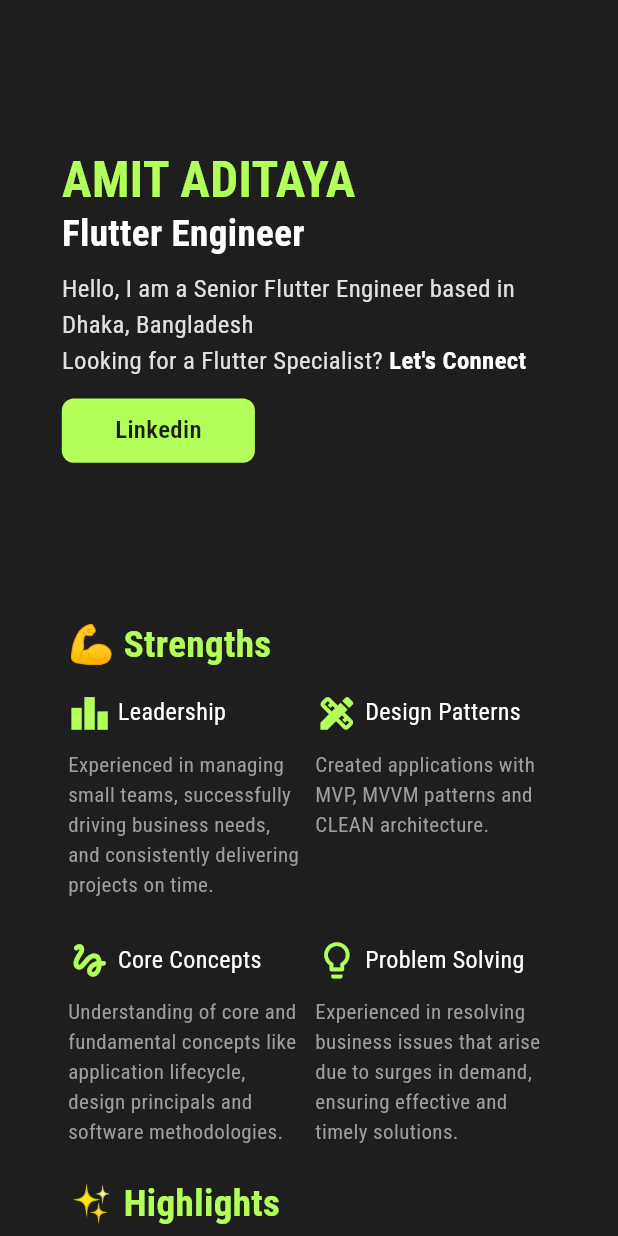
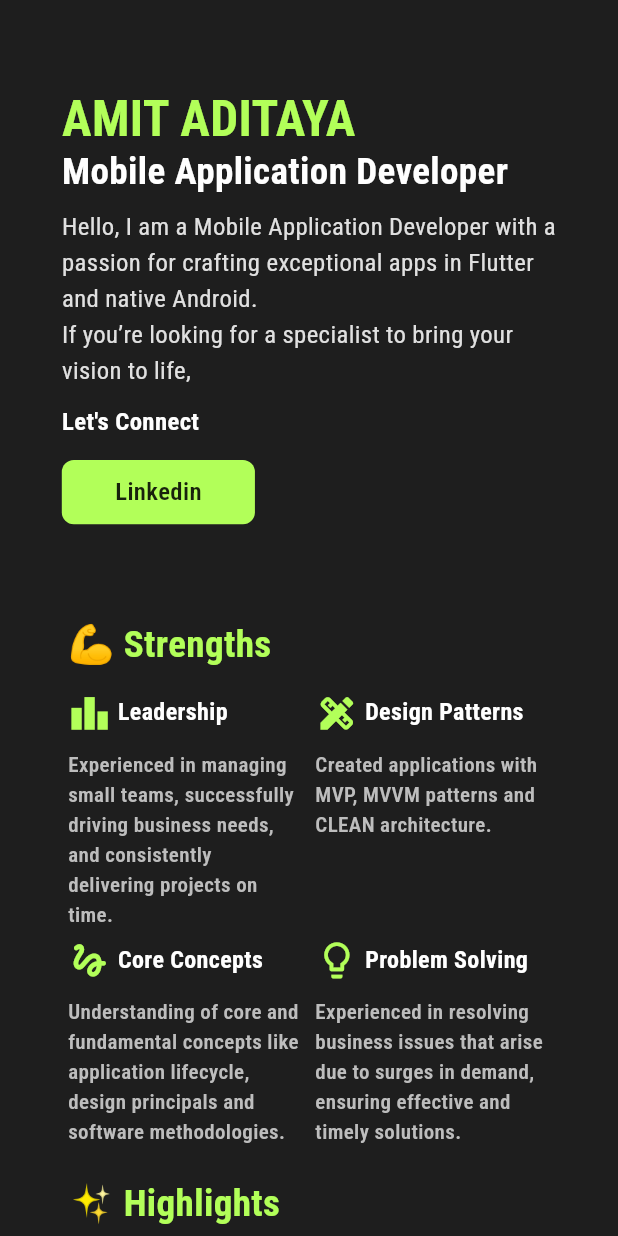
Before and after one commit to Amit-Aditaya/portfolio, a Flutter app: the screen it shows after launch, on a phone screen of 412 x 824 dp. Run offline on Flutter 3.47's test engine with Material 3 defaults, Android fonts, the light colour scheme and no system bars; drawn by our look-alikes of auto_size_text; our stand-ins replace carousel_slider, flutter_screenutil, responsive_framework; missing offline and left inert: scroll_loop_auto_scroll.

Commit message:
hero alignment fixed, hero text changed

```diff
--- a/lib/widgets/hero.dart
+++ b/lib/widgets/hero.dart
@@ -12,7 +12,7 @@ class HeroWidget extends StatelessWidget {
   Widget build(BuildContext context) {
     final responsiveData = ResponsiveBreakpoints.of(context);
     return Container(
-      // /  color: Colors.pink,
+      //color: Colors.pink,
       margin: EdgeInsets.symmetric(horizontal: .1.sw),
       height: ResponsiveBreakpoints.of(context).isMobile
           ? 0.5.sh
@@ -44,7 +44,7 @@ class HeroWidget extends StatelessWidget {
                         height: _screenUtil.setHeight(15),
                       ),
                       Text(
-                        'Flutter Engineer',
+                        'Mobile Application Developer',
                         style: TextStyle(
                             color: Colors.white,
                             fontWeight: FontWeight.w700,
@@ -55,23 +55,26 @@ class HeroWidget extends StatelessWidget {
                         height: _screenUtil.setHeight(30),
                       ),
                       Text(
-                        'Hello, I am a Senior Flutter Engineer based in Dhaka, Bangladesh',
+                        'Hello, I am a Mobile Application Developer with a passion for crafting exceptional apps in Flutter and native Android.',
                         style: TextStyle(
                             color: Colors.grey.shade300, fontSize: .02.sh),
                       ),
                       Wrap(
                         children: [
                           Text(
-                            'Looking for a Flutter Specialist? ',
+                            'If you’re looking for a specialist to bring your vision to life, ',
                             style: TextStyle(
                                 color: Colors.grey.shade300, fontSize: .02.sh),
                           ),
-                          Text(
-                            'Let\'s Connect',
-                            style: TextStyle(
-                                color: Colors.white,
-                                fontWeight: FontWeight.w700,
-                                fontSize: .02.sh),
+                          Padding(
+                            padding: const EdgeInsets.only(top: 10),
+                            child: Text(
+                              'Let\'s Connect',
+                              style: TextStyle(
+                                  color: Colors.white,
+                                  fontWeight: FontWeight.w700,
+                                  fontSize: .02.sh),
+                            ),
                           ),
                         ],
                       ),
@@ -109,6 +112,8 @@ class HeroWidget extends StatelessWidget {
               ),
             ),
           ),
+          if (responsiveData.isDesktop)
+            const ResponsiveRowColumnItem(child: Spacer()),
           responsiveData.isMobile
               ? const ResponsiveRowColumnItem(
                   child: SizedBox(),
--- a/lib/widgets/strength.dart
+++ b/lib/widgets/strength.dart
@@ -123,6 +123,7 @@ class StrengthWidget extends StatelessWidget {
                           style: const TextStyle(
                             color: Colors.white,
                             //  fontSize: .03.sh,
+                            fontWeight: FontWeight.w700,
                             height: 1,
                           ),
                         ),
@@ -147,7 +148,8 @@ class StrengthWidget extends StatelessWidget {
                 minFontSize: .01.sh.roundToDouble(),
                 maxFontSize: .18.sh.roundToDouble(),
                 stepGranularity: .1,
-                style: const TextStyle(color: Colors.grey),
+                style: TextStyle(
+                    color: Colors.grey.shade400, fontWeight: FontWeight.w600),
               ),
             ),
           ),
```
